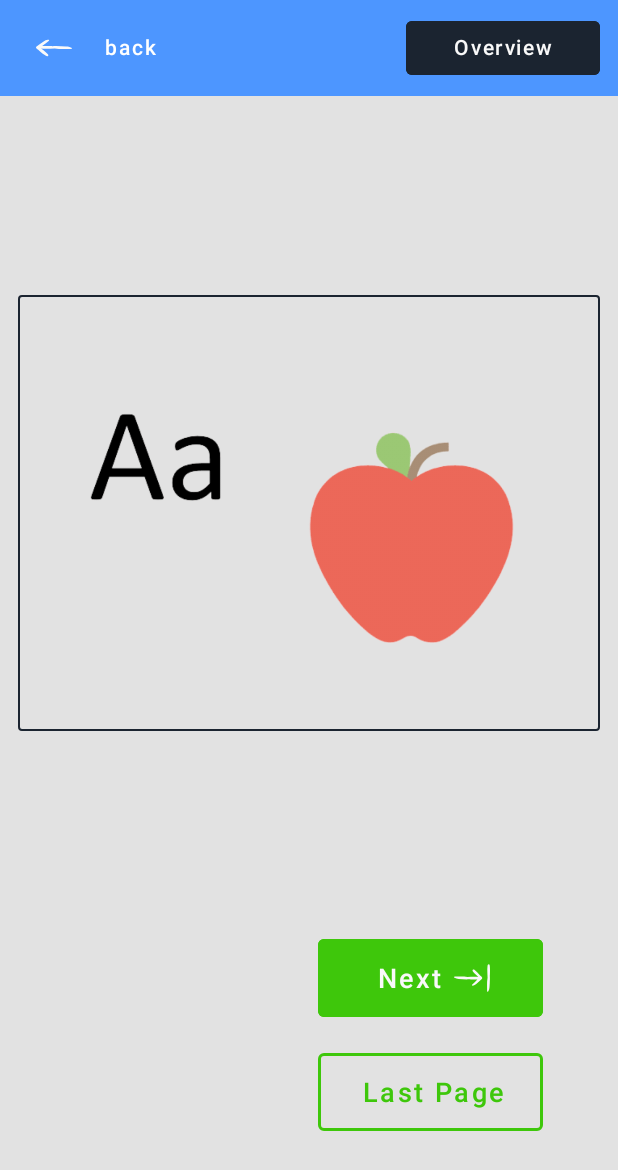
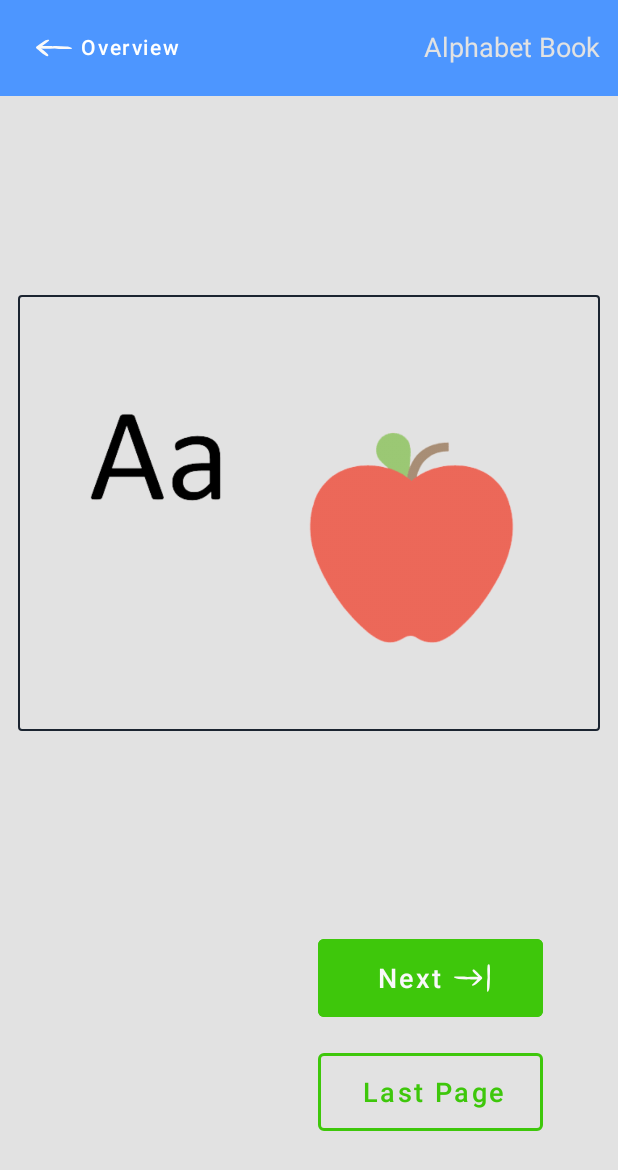
Before and after one commit to reabetsoempapa/AlphabetBook, an Android app: the screen it shows after launch (AlphabetScreenActivity), after a tap on an icon or button, on a phone screen of 412 x 824 dp. Shown: the top 1170 px of the screen. Run offline under Robolectric (Android 15) with nearby library versions, the phone set to English and light mode, and no system bars.

Commit message:
replace back button with overview button

```diff
--- /dev/null
+++ b/app/src/main/java/com/example/alphabetbook/model/ImageRepository.kt
@@ -0,0 +1,4 @@
+package com.example.alphabetbook.model
+
+class ImageRepository {
+}
--- /dev/null
+++ b/app/src/main/java/com/example/alphabetbook/presenter/MainAdapter.kt
@@ -0,0 +1,4 @@
+package com.example.alphabetbook.presenter
+
+class MainAdapter {
+}
--- a/app/src/main/res/layout/activity_alphabet_screen.xml
+++ b/app/src/main/res/layout/activity_alphabet_screen.xml
@@ -19,13 +19,13 @@
 
 
         <Button
-            android:id="@+id/back_button"
+            android:id="@+id/overview_button"
             android:layout_width="wrap_content"
             android:layout_height="match_parent"
             style="@style/Widget.MaterialComponents.Button.Icon"
             android:drawableLeft="@drawable/ic_bttn_back"
             android:drawableTint="@color/white_color"
-            android:text="@string/bttn_back_lower_str"
+            android:text="@string/bttn_overview_str"
             android:textAllCaps="false"
             android:background="@android:color/transparent"
             android:includeFontPadding="false"
@@ -34,15 +34,18 @@
             app:iconPadding="0dp"
             />
 
-        <Button
-            android:id="@+id/overview_button"
+        <TextView
+            android:id="@+id/text_view_activity_bar"
             android:layout_width="wrap_content"
             android:layout_height="wrap_content"
-            style="@style/Widget.MaterialComponents.Button.TextButton"
-            android:text="@string/bttn_overview_str"
+            android:text="@string/app_name"
             android:textAllCaps="false"
             android:includeFontPadding="false"
-            android:backgroundTint="@color/black_color" />
+            android:backgroundTint="@color/black_color"
+            android:textSize="@dimen/bttn_text_fontsize"
+            android:textColor="@color/cream_white_color"
+            android:gravity="right"
+            />
 
     </ActionMenuView>
 
```
Also changed, not shown: app/src/main/java/com/example/alphabetbook/presenter/AlphabetPresenter.kt (added, +71 -0 lines).
